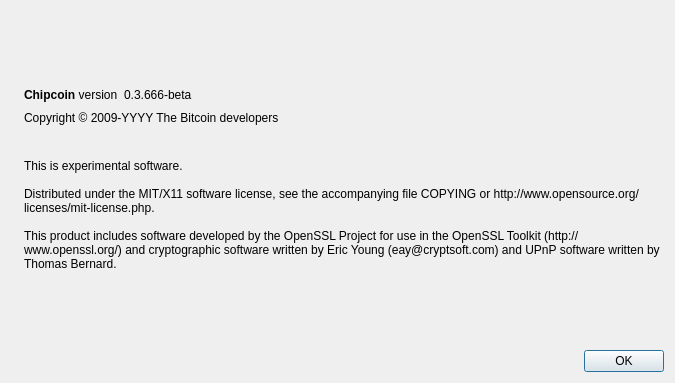
The window that src/qt/forms/aboutdialog.ui (Tillkoeln/chipcoin) describes before a commit, drawn with Qt 5.
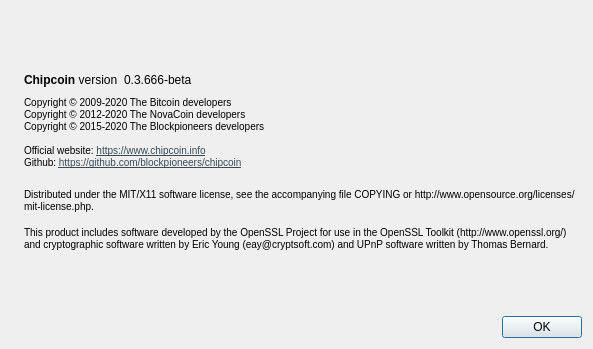
The same window after the commit. Icons and pictures are not drawn.

```diff
--- a/src/qt/forms/aboutdialog.ui
+++ b/src/qt/forms/aboutdialog.ui
@@ -6,8 +6,8 @@
    <rect>
     <x>0</x>
     <y>0</y>
-    <width>675</width>
-    <height>383</height>
+    <width>593</width>
+    <height>349</height>
    </rect>
   </property>
   <property name="windowTitle">
@@ -17,7 +17,7 @@
    <item>
     <widget class="QLabel" name="label_4">
      <property name="sizePolicy">
-      <sizepolicy hsizetype="Preferred" vsizetype="Minimum">
+      <sizepolicy hsizetype="Preferred" vsizetype="Ignored">
        <horstretch>0</horstretch>
        <verstretch>0</verstretch>
       </sizepolicy>
@@ -90,8 +90,11 @@
        <property name="cursor">
         <cursorShape>IBeamCursor</cursorShape>
        </property>
+       <property name="styleSheet">
+        <string notr="true">font-size:10px;</string>
+       </property>
        <property name="text">
-        <string notr="true">Copyright &amp;copy; 2009-YYYY The Bitcoin developers</string>
+        <string>&lt;html&gt;&lt;head/&gt;&lt;body&gt;&lt;p&gt;Copyright © 2009-2020 The Bitcoin developers&lt;br/&gt;Copyright © 2012-2020 The NovaCoin developers&lt;br/&gt;Copyright © 2015-2020 The Blockpioneers developers&lt;br/&gt;&lt;br/&gt;Official website: &lt;a href=&quot;https://www.chipcoin.info&quot;&gt;&lt;span style=&quot; text-decoration: underline; color:#394a58;&quot;&gt;https://www.chipcoin.info&lt;/span&gt;&lt;/a&gt;&lt;br/&gt;Github: &lt;a href=&quot;https://github.com/blockpioneers/chipcoin&quot;&gt;&lt;span style=&quot; text-decoration: underline; color:#394a58;&quot;&gt;https://github.com/blockpioneers/chipcoin&lt;/span&gt;&lt;/a&gt;&lt;/p&gt;&lt;/body&gt;&lt;/html&gt;</string>
        </property>
        <property name="textFormat">
         <enum>Qt::RichText</enum>
@@ -106,11 +109,11 @@
        <property name="cursor">
         <cursorShape>IBeamCursor</cursorShape>
        </property>
+       <property name="styleSheet">
+        <string notr="true">font-size:10px;</string>
+       </property>
        <property name="text">
         <string>
-
-This is experimental software.
-
 Distributed under the MIT/X11 software license, see the accompanying file COPYING or http://www.opensource.org/licenses/mit-license.php.
 
 This product includes software developed by the OpenSSL Project for use in the OpenSSL Toolkit (http://www.openssl.org/) and cryptographic software written by Eric Young (eay@cryptsoft.com) and UPnP software written by Thomas Bernard.</string>
```
Left out of the diff: 5 changed lines with no effect on the pictures.
